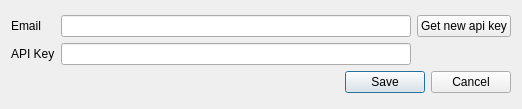
This is ImaerPlugin/configuration_dlg.ui in opengeogroep/AERIUS-QGIS-plugins as Qt 5 draws it before an edit. The edited form follows.
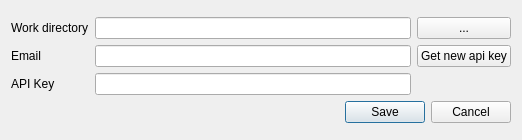
This is the edited form.

Commit message: configuration dialog with work_dir setting (instead of @-dialog)

What changed in the file:
```diff
--- a/ImaerPlugin/configuration_dlg.ui
+++ b/ImaerPlugin/configuration_dlg.ui
@@ -7,7 +7,7 @@
     <x>0</x>
     <y>0</y>
     <width>522</width>
-    <height>109</height>
+    <height>140</height>
    </rect>
   </property>
   <property name="windowTitle">
@@ -18,10 +18,14 @@
     <layout class="QVBoxLayout" name="verticalLayout">
      <item>
       <layout class="QGridLayout" name="gridLayout">
+       <item row="2" column="0">
+        <widget class="QLabel" name="label_key">
+         <property name="text">
+          <string>API Key</string>
+         </property>
+        </widget>
+       </item>
        <item row="1" column="1">
-        <widget class="QLineEdit" name="edit_key"/>
-       </item>
-       <item row="0" column="1">
         <widget class="QLineEdit" name="edit_email">
          <property name="text">
           <string/>
@@ -29,26 +33,39 @@
         </widget>
        </item>
        <item row="1" column="0">
-        <widget class="QLabel" name="label_key">
-         <property name="text">
-          <string>API Key</string>
-         </property>
-        </widget>
-       </item>
-       <item row="0" column="0">
         <widget class="QLabel" name="label_email">
          <property name="text">
           <string>Email</string>
          </property>
         </widget>
        </item>
-       <item row="0" column="2">
+       <item row="2" column="1">
+        <widget class="QLineEdit" name="edit_key"/>
+       </item>
+       <item row="1" column="2">
         <widget class="QPushButton" name="button_get_key">
          <property name="text">
           <string>Get new api key</string>
          </property>
         </widget>
        </item>
+       <item row="0" column="0">
+        <widget class="QLabel" name="label_work_dir">
+         <property name="text">
+          <string>Work directory</string>
+         </property>
+        </widget>
+       </item>
+       <item row="0" column="1">
+        <widget class="QLineEdit" name="edit_work_dir"/>
+       </item>
+       <item row="0" column="2">
+        <widget class="QPushButton" name="button_browse_work_dir">
+         <property name="text">
+          <string>...</string>
+         </property>
+        </widget>
+       </item>
       </layout>
      </item>
      <item>
```
Left out of the diff: 2 changed lines with no effect on the pictures. The commit also changes 2 other files.
